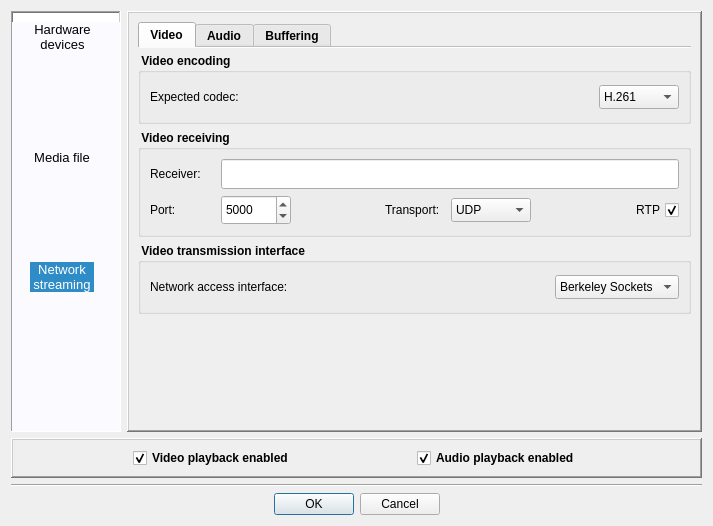
Above: Homer/forms/Dialogs/OpenVideoAudioPreviewDialog.ui from Homer-Conferencing/Homer-Conferencing before the change. Below: the same form after it.
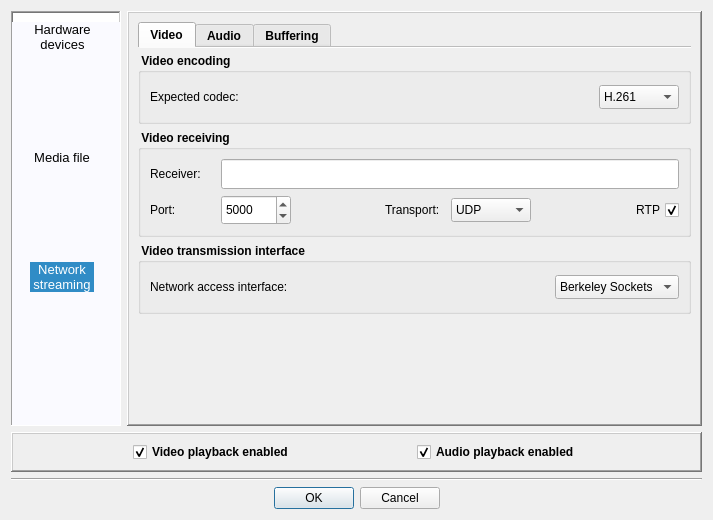
That is the form after the change. Icons and pictures are not drawn.

Diff of the .ui file:
```diff
--- a/Homer/forms/Dialogs/OpenVideoAudioPreviewDialog.ui
+++ b/Homer/forms/Dialogs/OpenVideoAudioPreviewDialog.ui
@@ -7,9 +7,15 @@
     <x>0</x>
     <y>0</y>
     <width>713</width>
-    <height>526</height>
+    <height>520</height>
    </rect>
   </property>
+  <property name="minimumSize">
+   <size>
+    <width>0</width>
+    <height>520</height>
+   </size>
+  </property>
   <property name="font">
    <font>
     <family>Arial</family>
```
